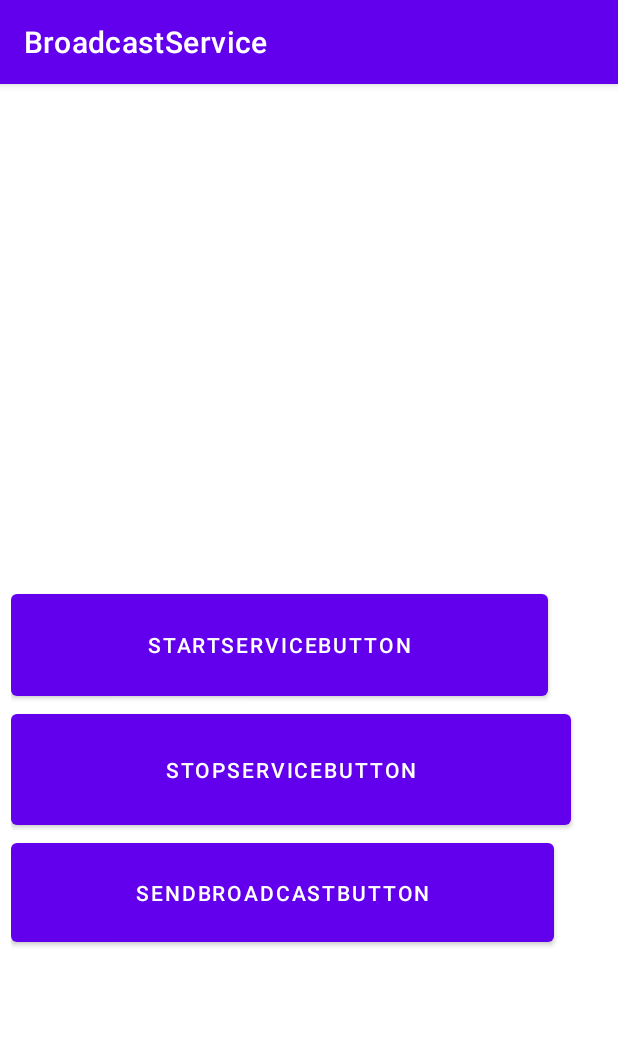
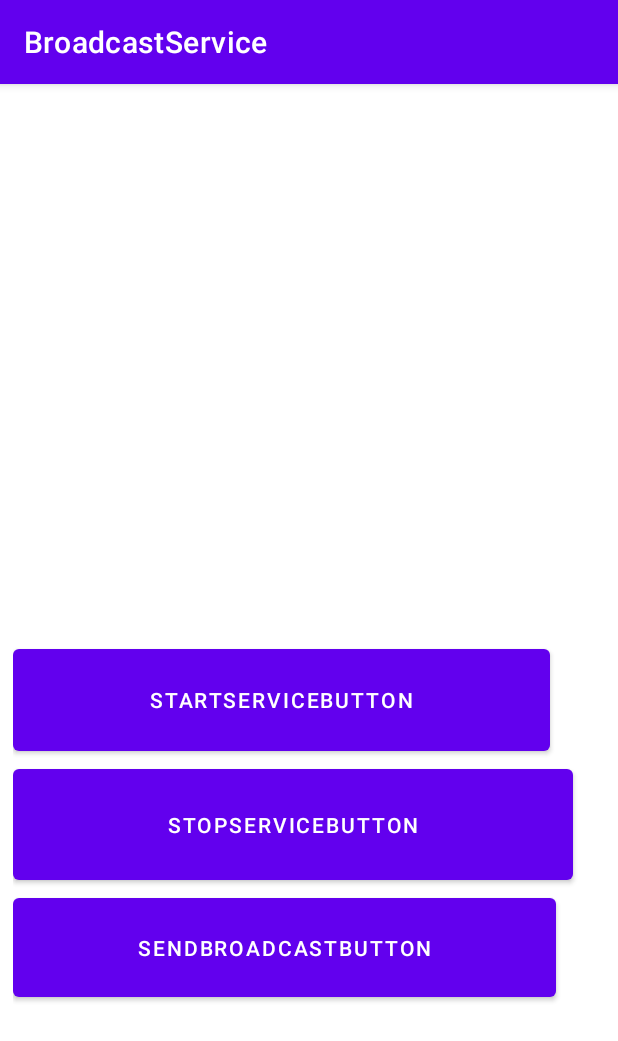
Before and after one commit to Shamaratun/BroadcastSystem, an Android app: the screen it shows after launch (MainActivity), on a phone screen of 412 x 824 dp. Shown: the top 1041 px of the screen. Run offline under Robolectric (Android 15) with nearby library versions, the phone set to English and light mode, and no system bars.

```diff
--- a/app/src/main/res/layout/activity_main.xml
+++ b/app/src/main/res/layout/activity_main.xml
@@ -7,11 +7,7 @@
     android:layout_height="match_parent"
     tools:context=".MainActivity">
 
-    <androidx.constraintlayout.widget.ConstraintLayout
-        android:layout_width="409dp"
-        android:layout_height="729dp"
-        tools:layout_editor_absoluteX="1dp"
-        tools:layout_editor_absoluteY="1dp">
+
 
 
 
@@ -50,5 +46,5 @@
                 app:layout_constraintStart_toStartOf="parent"
                 tools:layout_editor_absoluteY="489dp" />
         </LinearLayout>
-    </androidx.constraintlayout.widget.ConstraintLayout>
+
 </androidx.constraintlayout.widget.ConstraintLayout>
```
